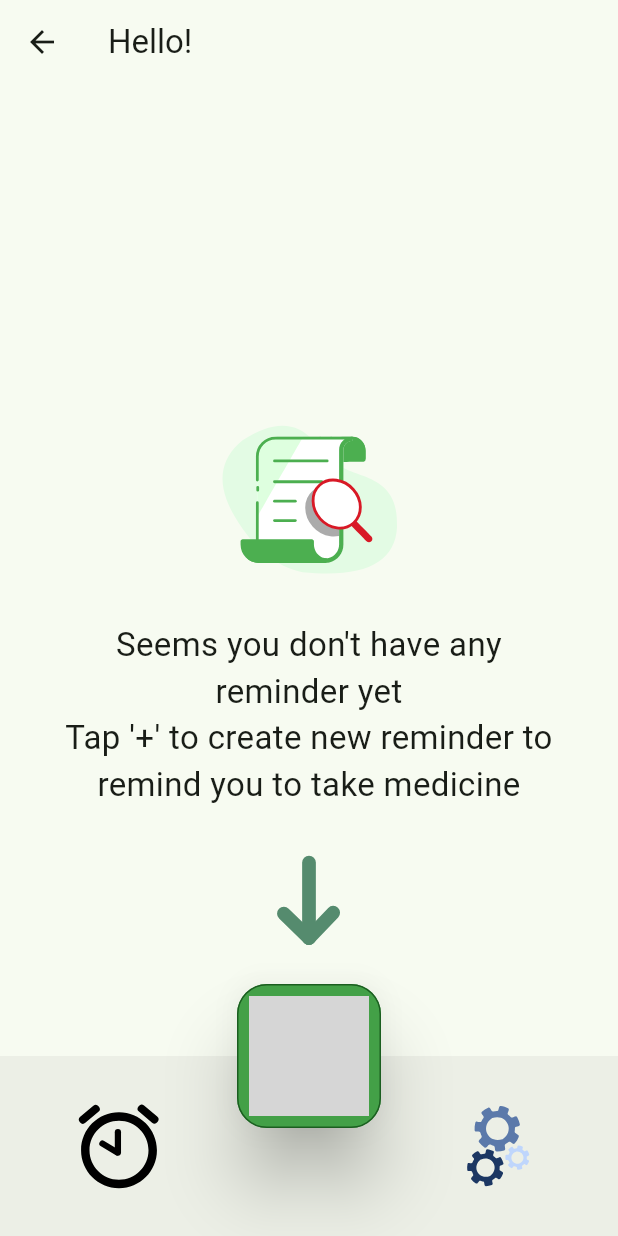
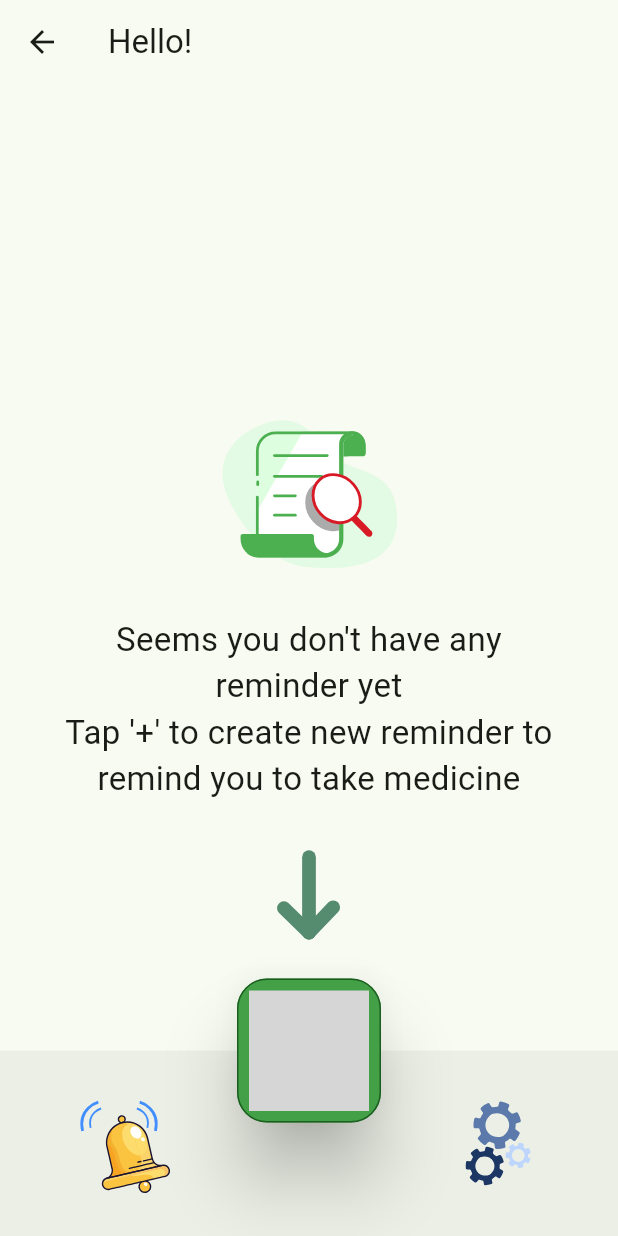
Before and after one commit to librajackyty/ESoundReminder, a Flutter app: the HomePage screen opened by its route, on a phone screen of 412 x 824 dp. Run offline on Flutter 3.47's test engine with Material 2 defaults, Android fonts, the phone set to English and light mode, and no system bars; our stand-ins replace flutter_local_notifications, flutter_native_timezone, hive, hive_flutter, lottie, package_info_plus and 3 more; missing offline and left inert: day_picker; accounts and stored records are empty; project files that could hold a hidden picture were left out; grey boxes are pictures that could not be loaded.

Commit message:
Update home bottom bar

```diff
--- a/lib/screens/home.dart
+++ b/lib/screens/home.dart
@@ -197,7 +197,7 @@ class _HomePageState extends State<HomePage> with TickerProviderStateMixin {
         bottomNavigationBar: SlideTransition(
           position: animationBottom,
           child: BottomAppBar(
-            height: 120, //MediaQuery.of(context).size.height * 0.1,
+            height: MediaQuery.of(context).size.height * 0.15,
             child: Row(
               mainAxisSize: MainAxisSize.max,
               mainAxisAlignment: MainAxisAlignment.spaceEvenly,
@@ -205,7 +205,7 @@ class _HomePageState extends State<HomePage> with TickerProviderStateMixin {
                 Expanded(
                   child: IconButton(
                     icon: Lottie.asset(
-                      assetslinkLottie('73220-alarm'),
+                      assetslinkLottie('50432-notification-animation'),
                       fit: BoxFit.fill,
                     ),
                     onPressed: () {},
```
Also changed, not shown: assets/lotties/50432-notification-animation.json (added, +1 -0 lines).
